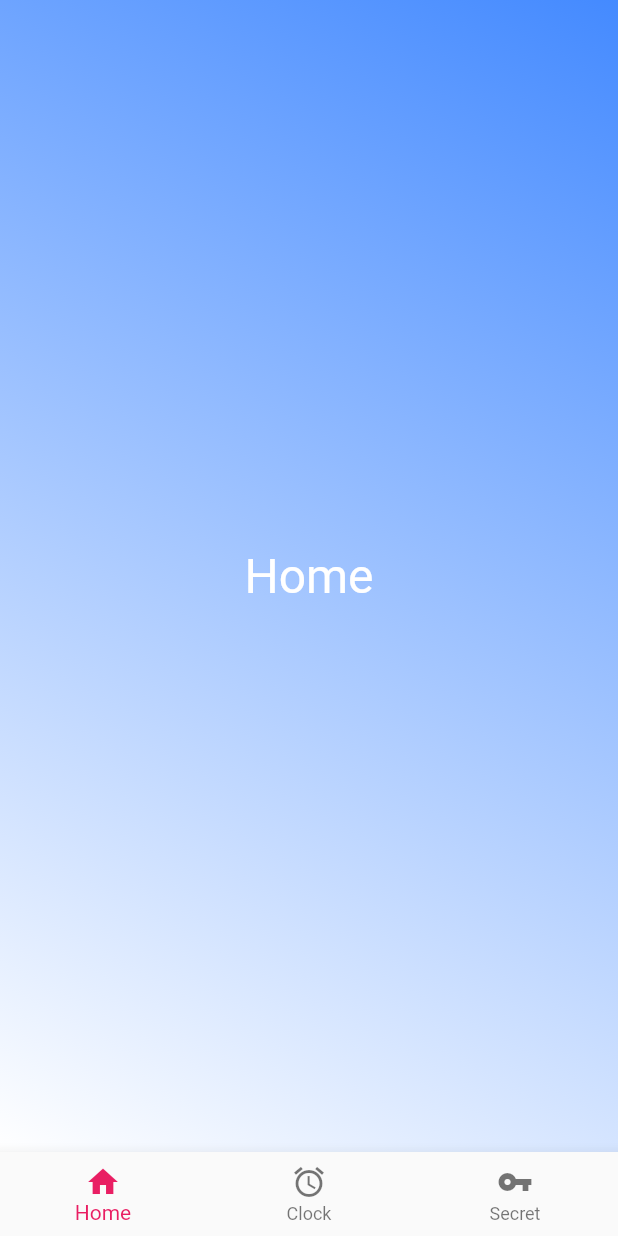
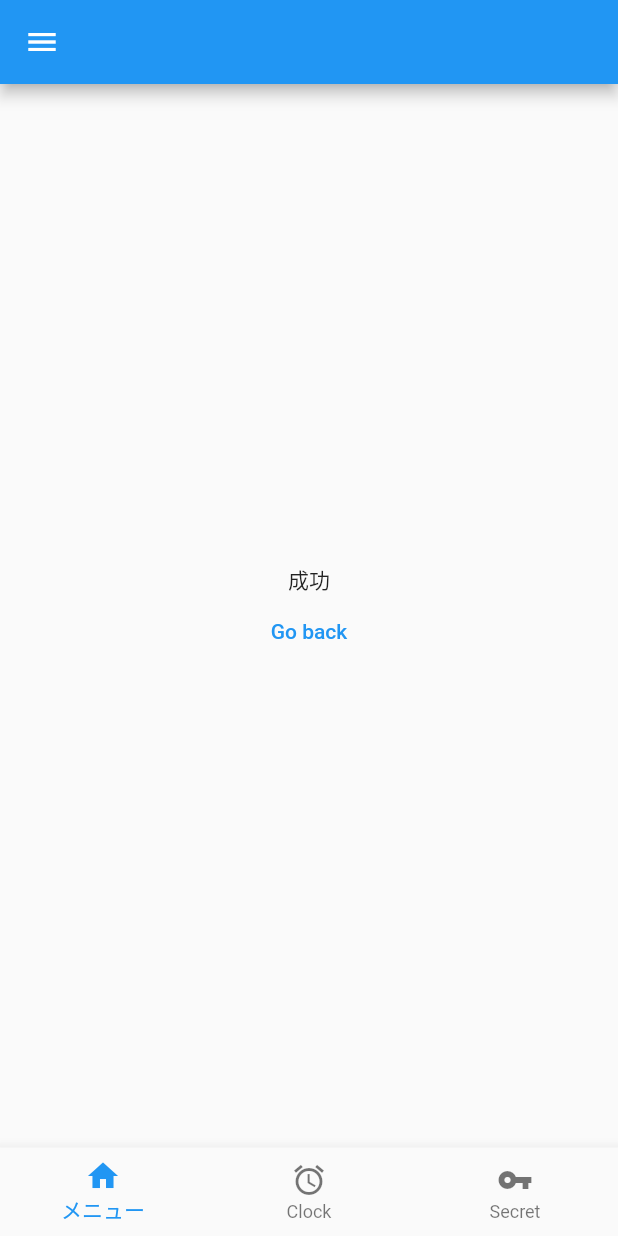
Before and after one commit to Rashinban1988/flutter_demo_app, a Flutter app: the screen it shows after launch, on a phone screen of 412 x 824 dp. Run offline on Flutter 3.47's test engine with Material 2 defaults, Android fonts, the phone set to English and light mode, and no system bars; our stand-ins replace get.

Commit message:
add appbar

```diff
--- a/lib/main.dart
+++ b/lib/main.dart
@@ -1,7 +1,9 @@
-import 'dart:math';
-
 import 'package:flutter/material.dart';
 import 'package:get/get.dart';
+import 'package:flutter_demo_app/menu_index.dart';
+import 'package:flutter_demo_app/menu_detail.dart';
+import 'package:flutter_demo_app/coupon_index.dart';
+import 'package:flutter_demo_app/coupon_detail.dart';
 
 void main() => runApp(MyApp());
 
@@ -18,16 +20,69 @@ class MyApp extends StatelessWidget {
     //(2) PageViewとBottomBarを連動させるための準備
     final PageController pager = PageController();
     var state = Get.put(Controller());
+    var appBarTitle = '';
 
     return MaterialApp(
       title: 'Flutter Demo',
-      theme: ThemeData(primarySwatch: Colors.pink),
+      theme: ThemeData(primarySwatch: Colors.blue),
       home: Scaffold(
-        //(3) ページ切替機構
+        drawer: Drawer(
+          child: ListView(
+            children: <Widget>[
+              TextButton(
+                child: const Text('Next Screen'),
+                onPressed: () => Get.toNamed(
+                    '/menu_index',
+                ),
+              ),
+              TextButton(
+                child: const Text('Next Screen'),
+                onPressed: () => Get.toNamed(
+                    '/menu_index',
+                    arguments: {
+                      "greeting": "Hello",
+                      "name": "World",
+                    }),
+              ),
+              TextButton(
+                child: const Text('Next Screen'),
+                onPressed: () => Get.toNamed(
+                    '/menu_index',
+                    arguments: {
+                      "greeting": "Hello",
+                      "name": "World",
+                    }),
+              ),
+              TextButton(
+                child: const Text('Next Screen'),
+                onPressed: () => Get.toNamed(
+                    '/menu_index',
+                    arguments: {
+                      "greeting": "Hello",
+                      "name": "World",
+                    }),
+              ),
+              TextButton(
+                child: const Text('Next Screen'),
+                onPressed: () => Get.toNamed(
+                    '/menu_index',
+                    arguments: {
+                      "greeting": "Hello",
+                      "name": "World",
+                    }),
+              ),
+            ],
+          ),
+        ),
+        appBar: AppBar(
+          // タイトルテキスト
+          title: Text(appBarTitle),
+          centerTitle: true,
+        ),
         body: PageView(
           controller: pager,
           children: const <Widget>[
-            Home(),
+            MenuIndex(),
             // Menu(),
             // Coupon(),
             Clock(),
@@ -40,7 +95,7 @@ class MyApp extends StatelessWidget {
         bottomNavigationBar: Obx(() => BottomNavigationBar(
           items: const [
             BottomNavigationBarItem(
-                icon: Icon(Icons.home), label: 'Home'),
+                icon: Icon(Icons.home), label: 'メニュー'),
             BottomNavigationBarItem(
                 icon: Icon(Icons.access_alarm_outlined), label: 'Clock'),
             BottomNavigationBarItem(
@@ -57,24 +112,6 @@ class MyApp extends StatelessWidget {
   }
 }
 
-class Home extends StatelessWidget {
-  const Home({Key? key}) : super(key: key);
-
-  @override
-  Widget build(BuildContext context) {
-    return Container(
-      child: const Text('Home',
-          style: TextStyle(color: Colors.white, fontSize: 32.0)),
-      alignment: Alignment.center,
-      decoration: const BoxDecoration(
-        gradient: LinearGradient(
-            begin: Alignment.topRight,
-            end: Alignment.bottomLeft,
-            colors: [Colors.blueAccent, Colors.white]),
-      ),
-    );
-  }
-}
 
 class Clock extends StatelessWidget {
   const Clock({Key? key}) : super(key: key);
--- /dev/null
+++ b/lib/menu_index.dart
@@ -0,0 +1,30 @@
+import 'package:flutter/material.dart';
+import 'package:get/get.dart';
+
+class MenuIndex extends StatefulWidget {
+  const MenuIndex({Key? key}) : super(key: key);
+
+  @override
+  State<MenuIndex> createState() => _MenuIndexState();
+}
+
+class _MenuIndexState extends State<MenuIndex> {
+
+  @override
+  Widget build(BuildContext context) {
+    return Scaffold(
+      body: Center(
+        child: Column(
+          mainAxisAlignment: MainAxisAlignment.center,
+          children: [
+            Text('成功'),
+            TextButton(
+              onPressed: () => Get.back(),
+              child: const Text('Go back'),
+            )
+          ]
+        ),
+      ),
+    );
+  }
+}
```
Also changed, not shown: lib/coupon_detail.dart (added, +24 -0 lines), lib/coupon_index.dart (added, +24 -0 lines), lib/menu_detail.dart (added, +24 -0 lines).
